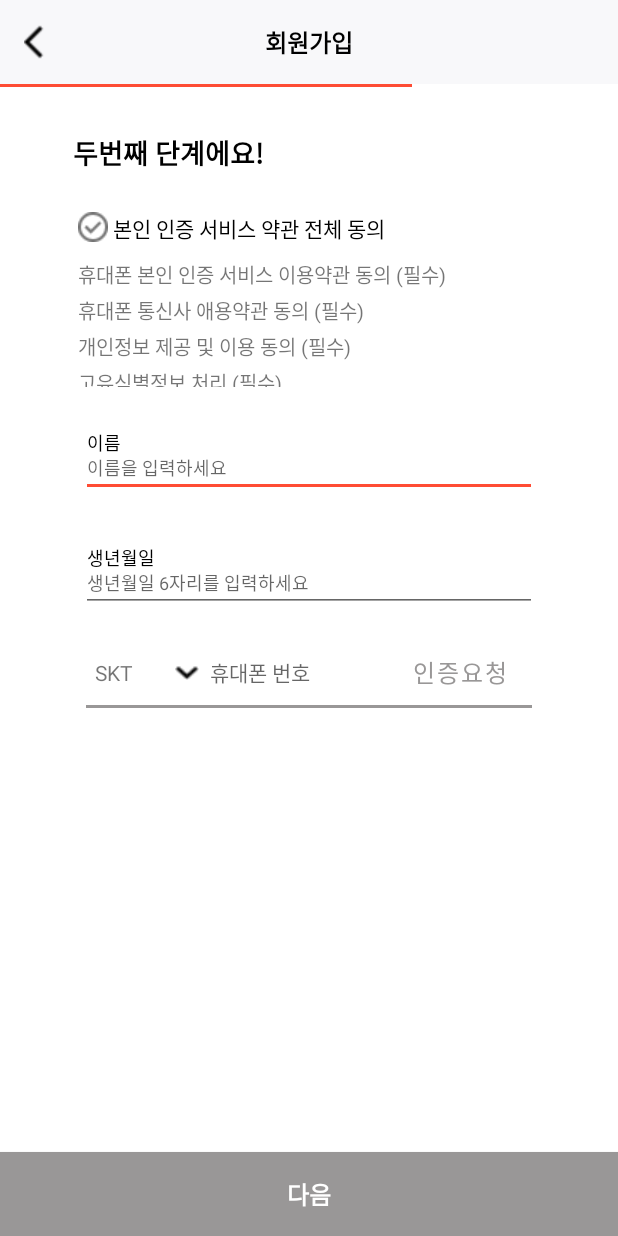
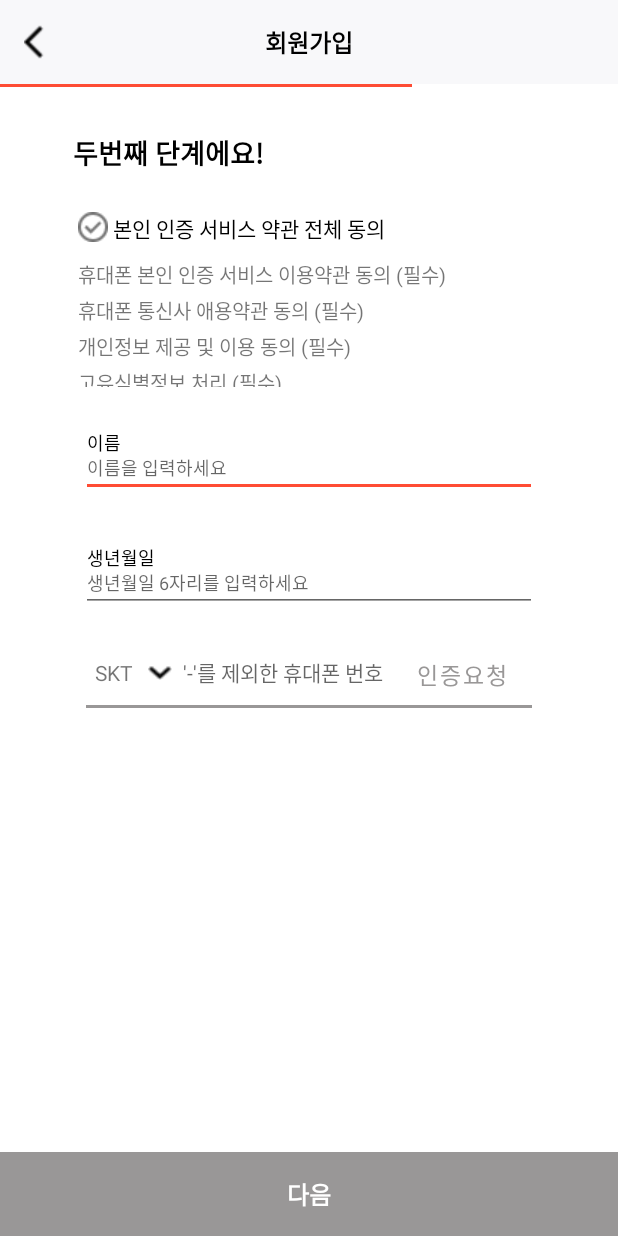
Before and after one commit to Lifolio/frontend, an Android app: the IdentityActivity screen opened directly, with no data from a screen before it, on a phone screen of 412 x 824 dp. Run offline under Robolectric (Android 15) with nearby library versions, the phone set to English and light mode, and no system bars.

Commit message:
Feat : "sms 본인인증 기능 추가, 버튼 활성화 비활성화 기능 추가"  Fix "ConstraintLayout 제약 오류 수정"

```diff
--- a/app/src/main/AndroidManifest.xml
+++ b/app/src/main/AndroidManifest.xml
@@ -43,6 +43,7 @@
         </activity>
         <activity
             android:name=".SingUp.IdentityActivity"
+            android:windowSoftInputMode="adjustResize"
             android:exported="false">
         </activity>
         <activity
--- a/app/src/main/java/com/example/lifolio/SingUp/ApiService.kt
+++ b/app/src/main/java/com/example/lifolio/SingUp/ApiService.kt
@@ -11,8 +11,13 @@ interface ApiService {
         @Query("userId") userId : String
     ): Call<Response>
 
-    @GET ("/user/check/nickname")
+    @GET ("user/check/nickname")
     fun getCheckUserNickname(
         @Query("nickName") nickName : String
-    ): Call<CheckNicknameResponse>
+    ): Call<Response>
+
+    @GET ("user/check/sendSMS")
+    fun getSMS(
+        @Query("to") to : String
+    ): Call<Response>
 }
--- a/app/src/main/java/com/example/lifolio/SingUp/IdentityActivity.kt
+++ b/app/src/main/java/com/example/lifolio/SingUp/IdentityActivity.kt
@@ -6,28 +6,45 @@ import android.os.Bundle
 import android.os.Handler
 import android.os.Looper
 import android.util.Log
+import android.view.KeyEvent
 import android.view.View
+import android.view.inputmethod.InputMethodManager
 import android.widget.Toast
 import androidx.appcompat.app.AlertDialog
 import androidx.appcompat.app.AppCompatActivity
 import com.example.lifolio.databinding.ActivityIdentityBinding
 import kotlinx.coroutines.internal.synchronized
+import retrofit2.Call
+import retrofit2.Callback
+import retrofit2.Retrofit
+import retrofit2.converter.gson.GsonConverterFactory
+import kotlin.properties.Delegates
 
 class IdentityActivity : AppCompatActivity() {
     private lateinit var binding : ActivityIdentityBinding
+
+    var imm : InputMethodManager? = null
 
     override fun onCreate(savedInstanceState : Bundle?) {
         super.onCreate(savedInstanceState)
         binding = ActivityIdentityBinding.inflate(layoutInflater)
         setContentView(binding.root)
 
+        imm = getSystemService(android.content.Context.INPUT_METHOD_SERVICE) as InputMethodManager?
+
+        val retrofit = Retrofit.Builder()// Retrofit2 사용을 위한 선언
+            .baseUrl("https://www.lifolio.shop/")
+            .addConverterFactory(GsonConverterFactory.create())
+            .build()
+
+        val apiService = retrofit.create(ApiService::class.java) // Retrofit2 interface 연결
+
         binding.identityBackBtn.setOnClickListener { // 뒤로가기 버튼
             onBackPressed()
-            overridePendingTransition(0,0)
+            overridePendingTransition(0,0) // 화면 전환시 매끄럽게 넘어가게 하는 코드
         }
 
-        val handler = Handler(Looper.getMainLooper()
-        )
+        val handler = Handler(Looper.getMainLooper()) // Thread 를 사용 하기 위한 Handler 선언
 
         val checkBox = binding.identityAgreeCheckbox
         checkBox.setOnClickListener {
@@ -52,19 +69,41 @@ class IdentityActivity : AppCompatActivity() {
                 })
                 .show()
         }
+
+        var totalTime : Int = 300 // 인증번호 전체 시간 저장
         binding.identityRequestNumConst.setVisibility(View.GONE) // 디폴트로 인증번호 입력창 숨기기
-        val request = binding.identityAgreeRequestBtn
-        var status = false
-        var A = false
-        request.setOnClickListener { // 인증시간 타이머(feat.데런) 약 10분소요
-            status = !status
-            var totalTime : Int = 300 // 인증번호 전체 시간 저장
-            binding.identityAgreeRequestBtn.text="다시요청"
-            binding.identityRequestNumConst.setVisibility(View.VISIBLE)
-            if(!status) {
+        val request = binding.identityAgreeRequestBtn // 인증요청 버튼
+        lateinit var serverRequestNumber : String // 서버에서 보낸 인증번호
+        lateinit var contactNumber : String // 연락처 번호
+
+        var status = false // Thread 로 타이머 돌릴때 필요한 변수
+        var A = false // Thread 로 타이머 돌릴때 필요한 변수
+
+        request.setOnClickListener { // 인증 요청 버튼을 눌렀을때
+            contactNumber = binding.identityContactEt.text.toString() // EditText의 연락처를 contactNumber 변수에 저장
+            apiService.getSMS(contactNumber).enqueue(object : Callback<Response> {
+                override fun onResponse(
+                    call: Call<Response>,
+                    response: retrofit2.Response<Response>){
+                    if (response.isSuccessful){
+                        val responseData = response.body()
+                        if (responseData != null){
+                            serverRequestNumber = responseData.result.number.toString()
+                        }
+                    }
+                }
+                override fun onFailure(call: Call<Response>, t: Throwable) {
+                }
+            })
+
+            status = !status // Thread 를 두개 쓰기 위해 필요한 변수 // 인증시간 타이머(feat.데런) 약 10분소요해서 만들었다고 거짓말함
+            totalTime  = 300
+            binding.identityAgreeRequestBtn.text="다시요청" // 인증 요청 버튼 클릭시 text를 "다시 요청" 변경
+            binding.identityRequestNumConst.setVisibility(View.VISIBLE) // 인증번호 입력 창 보여주기
+            if(!status) { // 이하 타이머 설정하는 부분
                 A = !A
                 Thread(){
-                    while (!A && totalTime>0){
+                    while (!A && totalTime>0){ // 첫번째 Thread (번갈아가며 사용)
                         Thread.sleep(1000)
                         totalTime--
                         handler.post{
@@ -77,7 +116,7 @@ class IdentityActivity : AppCompatActivity() {
             }else {
                 A = !A
                 Thread(){
-                    while (A && totalTime>0){
+                    while (A && totalTime>0){ // 두번째 Thread (번갈아가며 사용)
                         Thread.sleep(1000)
                         totalTime--
                         handler.post{
@@ -90,11 +129,42 @@ class IdentityActivity : AppCompatActivity() {
             }
         }
 
-        binding.identityNextBtn.setOnClickListener {
+        binding.identityNextBtn.isEnabled = false
+        binding.identityErrorRequestNumTv.setVisibility(View.GONE) // 디폴트로 인증번호 에러 메시지 숨기기
+        // 인증번호를 입력 받는 editText 에서 엔터키를 누를때 이벤트
+        val getRequestNumber = binding.identityRequestNumEt // 인증번호 EditText
+        lateinit var requestNumber : String // 사용자가 입력한 인증번호
+        requestNumber = getRequestNumber.text.toString()
+        getRequestNumber.setOnKeyListener { v, keyCode, event -> // 인증번호를 입력하는 EditText에서 Enter키를 누를때 이벤트
+            if(event.action == KeyEvent.ACTION_DOWN
+                && keyCode == KeyEvent.KEYCODE_ENTER){
+                requestNumber = getRequestNumber.text.toString()
+                if (requestNumber == serverRequestNumber && totalTime >= 0 && binding.identityAgreeCheckbox.isChecked){ // 작성한 인증번호가 같고 타이머가 유효하면
+                    binding.identityNextBtn.isEnabled = true
+                    binding.identityErrorRequestNumTv.setVisibility(View.GONE) // 에러 메시지 숨기기
+                }
+                else{ // 작성한 인증번호가 같지 않거나 타이머가 유효하지 않을 경우
+                    binding.identityNextBtn.isEnabled = false
+                    binding.identityErrorRequestNumTv.setVisibility(View.VISIBLE) // 에러 메시지 띄우기
+                }
+                true
+            }
+            else{
+                false
+            }
+        }
+
+        binding.identityNextBtn.setOnClickListener { // 회원가입 다음 단계로 가는 버튼
             val intent = Intent(this,CreateIdActivity::class.java)
             startActivity(intent)
             overridePendingTransition(0,0)
         }
     }
 
+    fun hideKeyboard(v : View){
+        if(v != null){
+            imm?.hideSoftInputFromWindow(v.windowToken,0)
+        }
+    }
+
 }
--- /dev/null
+++ b/app/src/main/res/drawable/next_btn_status_enable.xml
@@ -0,0 +1,5 @@
+<?xml version="1.0" encoding="utf-8"?>
+<selector xmlns:android="http://schemas.android.com/apk/res/android">
+    <item android:drawable="@color/color999797" android:state_enabled="false"></item>
+    <item android:drawable="@color/colorFF4C34" android:state_enabled="true"></item>
+</selector>
--- a/app/src/main/res/layout/activity_createid.xml
+++ b/app/src/main/res/layout/activity_createid.xml
@@ -34,7 +34,8 @@
         android:id="@+id/createid_signup_const"
         android:layout_width="match_parent"
         android:layout_height="56dp"
-        android:background="#f8f8fa">
+        android:background="#f8f8fa"
+        app:layout_constraintTop_toTopOf="parent">
 
         <Button
             android:id="@+id/createid_back_btn"
@@ -88,7 +89,6 @@
 
 
         <TextView
-            android:id="@+id/test"
             android:layout_width="wrap_content"
             android:layout_height="wrap_content"
             android:layout_marginStart="4dp"
--- a/app/src/main/res/layout/activity_identity.xml
+++ b/app/src/main/res/layout/activity_identity.xml
@@ -1,7 +1,7 @@
 <?xml version="1.0" encoding="utf-8"?>
-<androidx.constraintlayout.widget.ConstraintLayout xmlns:android="http://schemas.android.com/apk/res/android"
+<androidx.constraintlayout.widget.ConstraintLayout
+    xmlns:android="http://schemas.android.com/apk/res/android"
     xmlns:app="http://schemas.android.com/apk/res-auto"
-    xmlns:tools="http://schemas.android.com/tools"
     android:layout_width="match_parent"
     android:layout_height="match_parent">
 
@@ -33,7 +33,8 @@
         android:id="@+id/identity_signup_const"
         android:layout_width="match_parent"
         android:layout_height="56dp"
-        android:background="#f8f8fa">
+        android:background="#f8f8fa"
+        app:layout_constraintTop_toTopOf="parent">
 
         <Button
             android:id="@+id/identity_back_btn"
@@ -219,7 +220,7 @@
             android:id="@+id/identity_select_telecom_btn"
             android:layout_width="16dp"
             android:layout_height="10dp"
-            android:layout_marginStart="28dp"
+            android:layout_marginStart="10dp"
             android:background="@drawable/expand_more"
             app:layout_constraintBottom_toBottomOf="parent"
             app:layout_constraintStart_toEndOf="@+id/identity_telecom_tv"
@@ -241,7 +242,7 @@
             android:layout_height="wrap_content"
             android:layout_marginStart="7dp"
             android:background="@null"
-            android:hint="휴대폰 번호"
+            android:hint="'-'를 제외한 휴대폰 번호"
             android:inputType="textPersonName"
             android:textSize="14sp"
             app:layout_constraintBottom_toBottomOf="parent"
@@ -251,9 +252,9 @@
         <Button
             android:id="@+id/identity_agree_request_btn"
             android:layout_width="wrap_content"
-            android:layout_height="wrap_content"
+            android:layout_height="40dp"
             android:text="인증요청"
-            android:textSize="16sp"
+            android:textSize="15sp"
             android:textColor="#999797"
             android:background="@android:color/transparent"
             app:layout_constraintBottom_toBottomOf="parent"
@@ -322,11 +323,23 @@
 
     </androidx.constraintlayout.widget.ConstraintLayout>
 
+    <TextView
+        android:id="@+id/identity_error_request_num_tv"
+        android:layout_width="300dp"
+        android:layout_height="wrap_content"
+        android:gravity="left"
+        android:text="인증번호가 같지 않습니다.."
+        android:textColor="#e6d7260d"
+        android:textSize="12sp"
+        app:layout_constraintEnd_toEndOf="parent"
+        app:layout_constraintStart_toStartOf="parent"
+        app:layout_constraintTop_toBottomOf="@+id/identity_request_num_const"/>
+
     <androidx.appcompat.widget.AppCompatButton
         android:id="@+id/identity_next_btn"
         android:layout_width="match_parent"
         android:layout_height="56dp"
-        android:background="#999797"
+        android:background="@drawable/next_btn_status_enable"
         android:text="다음"
         android:textStyle="bold"
         android:textSize="16sp"
--- a/app/src/main/res/values/colors.xml
+++ b/app/src/main/res/values/colors.xml
@@ -7,5 +7,6 @@
     <color name="teal_700">#FF018786</color>
     <color name="black">#FF000000</color>
     <color name="white">#FFFFFFFF</color>
-    <color name="FF4C34">#FF4C34</color>
+    <color name="colorFF4C34">#FF4C34</color>
+    <color name="color999797">#999797</color>
 </resources>
```
Also changed, not shown: app/src/main/java/com/example/lifolio/SingUp/CheckNicknameResponse.kt (deleted, +0 -7 lines), app/src/main/java/com/example/lifolio/SingUp/CreateIdActivity.kt (+7 -7 lines), app/src/main/java/com/example/lifolio/SingUp/Response.kt (+17 -1 lines), app/src/main/java/com/example/lifolio/SingUp/TermsOfServiceActivity.kt (+18 -6 lines), app/src/main/res/layout/activity_termsofservice.xml (+9 -4 lines).
